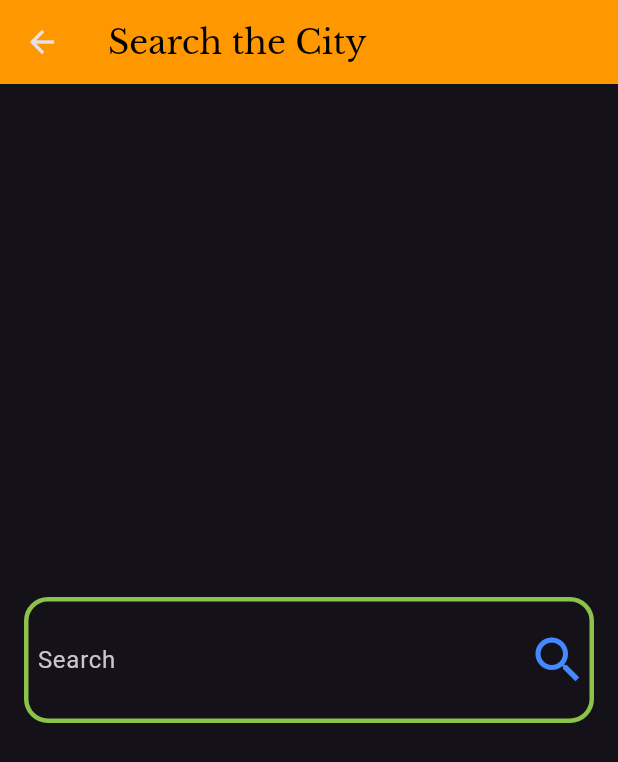
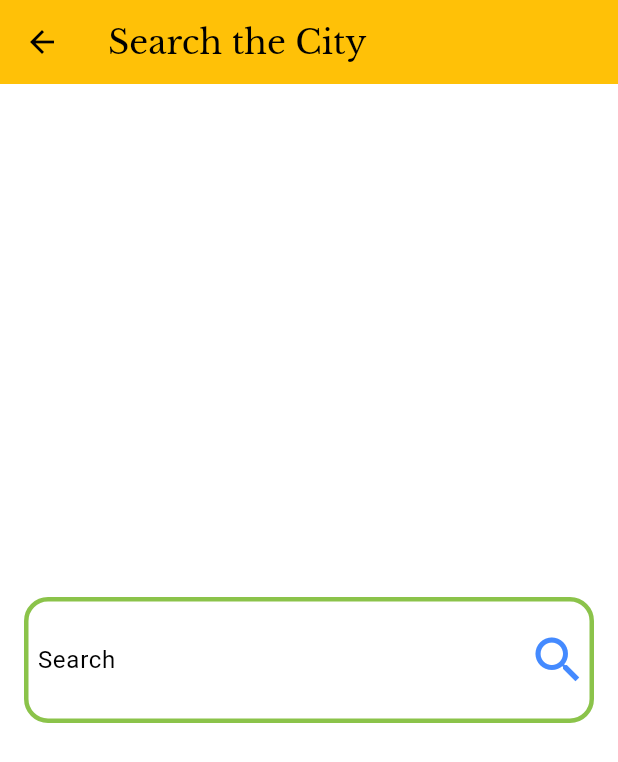
Before and after one commit to ahmedel0189/The-Weather, a Flutter app: the screen it shows after launch, after a tap on the "search" icon, on a phone screen of 412 x 824 dp. Shown: the top 762 px of the screen. Run offline on Flutter 3.47's test engine with Material 3 defaults, Android fonts, the phone set to English and light mode, and no system bars; our stand-ins replace dio, flutter_bloc.

Commit message:
change the app theme dynamiclly by the weather condition from the api

```diff
--- a/lib/Items/custom_appbar.dart
+++ b/lib/Items/custom_appbar.dart
@@ -38,7 +38,7 @@ class CustomAppbar extends StatelessWidget
         ),
       ),
 
-      backgroundColor: Colors.blue[900],
+      backgroundColor:Theme.of(context).colorScheme.primary
     );
   }
 }
--- a/lib/Items/weather_info_body/weather_info_body.dart
+++ b/lib/Items/weather_info_body/weather_info_body.dart
@@ -92,7 +92,7 @@ class _WeatherInfoBodyState
             ),
             SizedBox(height: 32),
             Text(
-              weatherModel.weatherStatus,
+              weatherModel.weathercondition,
               style: TextStyle(
                 fontSize: 25,
                 fontWeight: FontWeight.bold,
--- a/lib/Screens/search_view.dart
+++ b/lib/Screens/search_view.dart
@@ -11,7 +11,7 @@ class SearchView extends StatelessWidget {
       resizeToAvoidBottomInset: true,
 
       appBar: AppBar(
-        backgroundColor: Colors.orange,
+        backgroundColor: Theme.of(context).colorScheme.primary,
         title: const Text(
           "Search the City",
           style: TextStyle(
--- a/lib/cubits/get_weather_cubit/cubit_get_weather.dart
+++ b/lib/cubits/get_weather_cubit/cubit_get_weather.dart
@@ -8,7 +8,7 @@ class GetWeatherCubit
     extends Cubit<WeatherStates> {
   GetWeatherCubit()
     : super(WeatherInitialState());
-  late WeatherModel? weatherModel;
+  WeatherModel? weatherModel;
   getweather({required cityNmae}) async {
     try {
       final city = cityNmae.trim().isEmpty
--- a/lib/main.dart
+++ b/lib/main.dart
@@ -1,6 +1,8 @@
 import 'package:flutter/material.dart';
 import 'package:flutter_bloc/flutter_bloc.dart';
 import 'package:the_weather/Screens/home_page.dart';
+import 'package:the_weather/cubits/get_weather_cubit/states_get_weather.dart';
+import 'package:the_weather/material_app_methode.dart';
 import 'package:the_weather/cubits/get_weather_cubit/cubit_get_weather.dart';
 
 class THEWeather extends StatelessWidget {
@@ -10,12 +12,39 @@ class THEWeather extends StatelessWidget {
   Widget build(BuildContext context) {
     return BlocProvider(
       create: (context) => GetWeatherCubit(),
-      child: MaterialApp(
-        theme: ThemeData.dark(),
-        title: "THE Weather",
-        debugShowCheckedModeBanner: false,
-        home: HomePage(),
-      ),
+      child:
+          BlocBuilder<
+            GetWeatherCubit,
+            WeatherStates
+          >(
+            builder: (context, state) {
+              return MaterialApp(
+                theme: ThemeData(
+                  primarySwatch:
+                      GetThemeColor.getMainColor(
+                        BlocProvider.of<
+                              GetWeatherCubit
+                            >(context)
+                            .weatherModel
+                            ?.weathercondition,
+                      ),
+                  colorScheme: ColorScheme.fromSwatch(
+                    primarySwatch:
+                        GetThemeColor.getMainColor(
+                          BlocProvider.of<
+                                GetWeatherCubit
+                              >(context)
+                              .weatherModel
+                              ?.weathercondition,
+                        ),
+                  ),
+                ),
+                title: "THE Weather",
+                debugShowCheckedModeBanner: false,
+                home: const HomePage(),
+              );
+            },
+          ),
     );
   }
 }
--- /dev/null
+++ b/lib/material_app_methode.dart
@@ -0,0 +1,50 @@
+import 'package:flutter/material.dart';
+
+class GetThemeColor {
+  static MaterialColor getMainColor(
+    String? condition,
+  ) {
+    if (condition==null){
+        return Colors.amber;
+    }
+    // نخلي النص lowercase عشان نسهّل المقارنة
+    final c = condition.toLowerCase();
+    switch (c) {
+      case "sunny":
+      case "clear":
+        return Colors.orange;
+
+      case "cloudy":
+      case "overcast":
+      case "partly cloudy":
+        return Colors.blueGrey;
+
+      case "rain":
+      case "light rain":
+      case "moderate rain":
+      case "heavy rain":
+      case "drizzle":
+      case "patchy rain possible":
+      case "rain shower":
+        return Colors.blue;
+
+      case "snow":
+      case "light snow":
+      case "moderate snow":
+      case "heavy snow":
+      case "blizzard":
+        return Colors.cyan;
+
+      case "fog":
+      case "mist":
+        return Colors.grey;
+
+      case "thunder":
+      case "thundery outbreaks possible":
+        return Colors.deepPurple;
+
+      default:
+        return Colors.blue;
+    }
+  }
+}
--- a/lib/models/weather_model.dart
+++ b/lib/models/weather_model.dart
@@ -6,7 +6,7 @@ class WeatherModel {
   final double avrgTemp;
   final double maxTemp;
   final double minTemp;
-  final String weatherStatus;
+  final String weathercondition;
 
   WeatherModel({
     required this.cityName,
@@ -16,7 +16,7 @@ class WeatherModel {
     required this.avrgTemp,
     required this.maxTemp,
     required this.minTemp,
-    required this.weatherStatus,
+    required this.weathercondition,
   });
   factory WeatherModel.fromjson(
     Map<String, dynamic> json,
@@ -33,7 +33,7 @@ class WeatherModel {
           json['forecast']['forecastday'][0]['day']['maxtemp_c'],
       minTemp:
           json['forecast']['forecastday'][0]['day']['mintemp_c'],
-      weatherStatus:
+      weathercondition:
           json['current']['condition']['text'],
     );
   }
```
